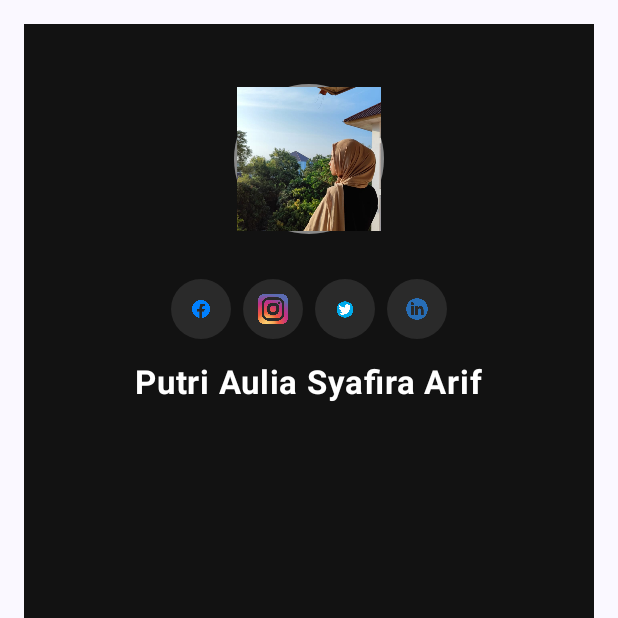
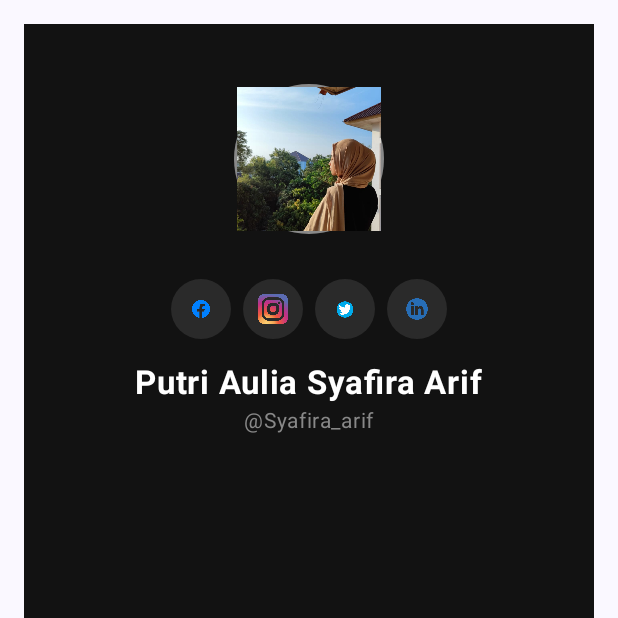
Before and after one commit to syafiraarif/QuestAdvanceLayout_194, an Android app built with Jetpack Compose: the composable Praktikum1 shown on its own in the app's theme, on a phone screen of 412 x 824 dp, the top half of it. Run offline under Robolectric (Android 15) with nearby library versions, the phone set to English and light mode, and no system bars.

Commit message:
Menambahkan komponen string supaya menampilkan tulisan username

```diff
--- a/app/src/main/java/com/example/myuipertama/PraktikumQuestAdvanceLayout.kt
+++ b/app/src/main/java/com/example/myuipertama/PraktikumQuestAdvanceLayout.kt
@@ -119,6 +119,12 @@ fun Praktikum1 (modifier: Modifier) {
                 fontSize = 22.sp,
                 color = Color.White
             )
+
+            Text(
+                text = stringResource(id = R.string.username),
+                fontSize = 14.sp,
+                color = Color.Gray
+            )
         }
     }
 }
--- a/app/src/main/res/values/strings.xml
+++ b/app/src/main/res/values/strings.xml
@@ -5,5 +5,7 @@
     <string name= "nama">Putri Aulia Syafira Arif</string>
     <string name= "alamat">Bantul, Sleman</string>
     <string name= "copy">copyright, 2025</string>
+    <string name= "username">@Syafira_arif</string>
+    <string name= "deskripsi">Saya Seorang Back End Developer</string>
 
 </resources>
```
